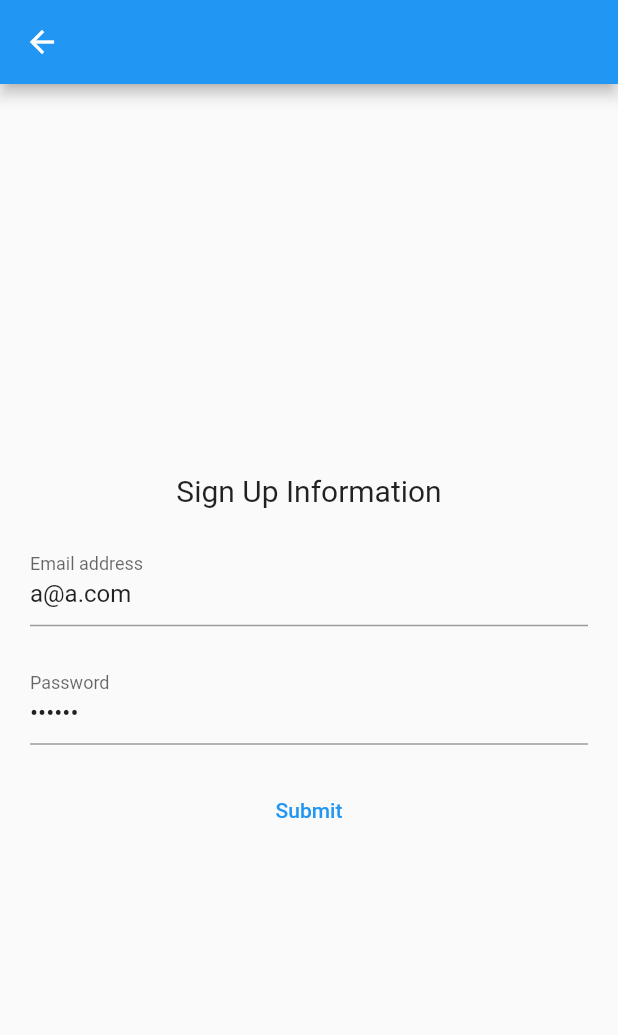
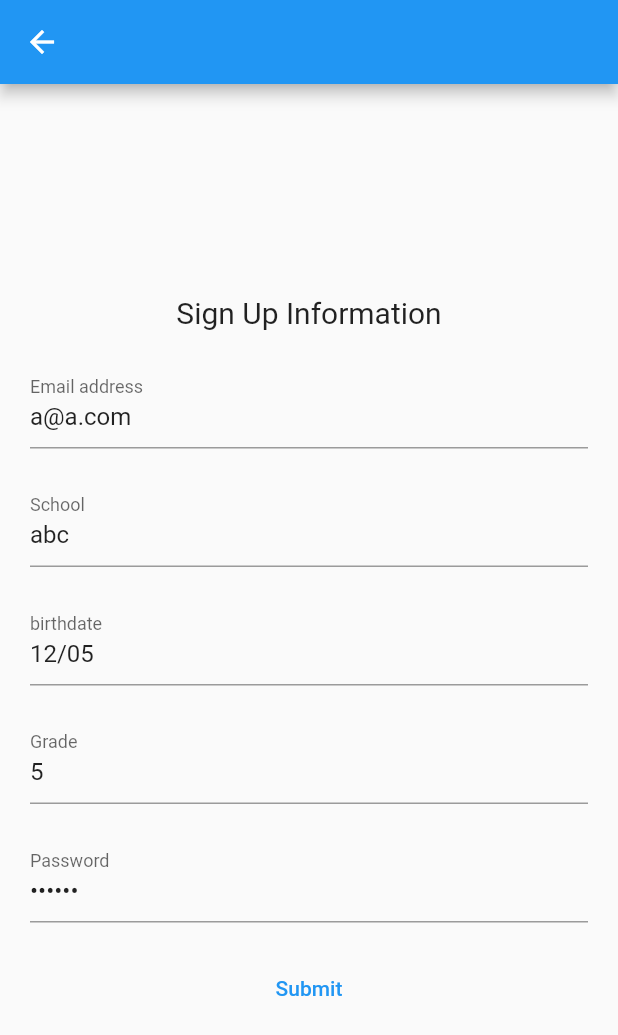
Before and after one commit to Oetam05/Movil_classProject, a Flutter app: the screen it shows after launch, after a tap on "Create account", on a phone screen of 412 x 824 dp. Shown: the top 1035 px of the screen. Run offline on Flutter 3.47's test engine with Material 2 defaults, Android fonts, the phone set to English and light mode, and no system bars; our stand-ins replace get, loggy; accounts and stored records are empty; network calls fail.

Commit message:
registro usuario

```diff
--- a/lib/data/datasources/remote/authentication_datasource.dart
+++ b/lib/data/datasources/remote/authentication_datasource.dart
@@ -26,7 +26,7 @@ class AuthenticationDatatasource {
     }
   }
 
-  Future<bool> signUp(String baseUrl, String email, String password) async {
+  Future<bool> signUp(String baseUrl, String email, String password, String school, String birthdate, String grade) async {
     final response = await http.post(
       Uri.parse("$baseUrl/register"),
       headers: <String, String>{
@@ -34,8 +34,9 @@ class AuthenticationDatatasource {
       },
       body: jsonEncode(<String, String>{
         "username": email,
-        "first_name": email,
-        "last_name": email,
+        "school": school,
+        "birthdate": birthdate,
+        "grade": grade,
         "password": password,
       }),
     );
--- a/lib/domain/models/user.dart
+++ b/lib/domain/models/user.dart
@@ -1,31 +1,35 @@
 class User {
   User({
     this.id,
-    required this.firstName,
-    required this.lastName,
+    required this.school,
+    required this.grade,
+    required this.birthdate,
     required this.email,
   });
 
   int? id;
-  String firstName;
-  String lastName;
+  String school;
+  String grade;
+  String birthdate;
   String email;
 
-  String get name => '$firstName $lastName';
+  String get info => '$school $grade';
 
   String get emailAddress => email;
 
   factory User.fromJson(Map<String, dynamic> json) => User(
         id: json["id"],
-        firstName: json["firstName"] ?? "somefirstName",
-        lastName: json["lastName"] ?? "someLastName",
+        school: json["school"]??"someschool",
+        grade: json["grade"]?? "somegrade",
+        birthdate: json["birthdate"]?? "somebirthdate",
         email: json["email"] ?? "someemail",
       );
 
   Map<String, dynamic> toJson() => {
         "id": id ?? 0,
-        "firstName": firstName,
-        "lastName": lastName,
+        "school": school,
+        "grade": grade,
+        "birthdate": birthdate,
         "email": email,
       };
 }
--- a/lib/domain/repositories/repository.dart
+++ b/lib/domain/repositories/repository.dart
@@ -9,10 +9,10 @@ class Repository {
   late AuthenticationDatatasource _authenticationDataSource;
   late UserDataSource _userDatatasource;
   String token = "";
-
+  String get getToken => token;
   // the base url of the API should end without the /
   final String _baseUrl =
-      'http://ip172-18-0-30-ck93pnggftqg008nmqig-8000.direct.labs.play-with-docker.com';
+      'http://ip172-18-0-21-ck9q4bcsnmng0086dkb0-8000.direct.labs.play-with-docker.com';
 
   Repository() {
     _authenticationDataSource = AuthenticationDatatasource();
@@ -24,8 +24,8 @@ class Repository {
     return true;
   }
 
-  Future<bool> signUp(String email, String password) async =>
-      await _authenticationDataSource.signUp(_baseUrl, email, password);
+  Future<bool> signUp(String email, String password, String school, String birthdate, String grade) async =>
+      await _authenticationDataSource.signUp(_baseUrl, email, password, school, birthdate, grade);
 
   Future<bool> logOut() async => await _authenticationDataSource.logOut();
 
--- a/lib/domain/use_case/authentication_usecase.dart
+++ b/lib/domain/use_case/authentication_usecase.dart
@@ -7,8 +7,9 @@ class AuthenticationUseCase {
   Future<bool> login(String email, String password) async =>
       await _repository.login(email, password);
 
-  Future<bool> signUp(String email, String password) async =>
-      await _repository.signUp(email, password);
+  Future<bool> signUp(String email, String password, String school, String birthdate, String grade) async =>
+      await _repository.signUp(email, password, school, birthdate, grade);
 
   Future<bool> logOut() async => await _repository.logOut();
+  String getToken() => _repository.getToken;
 }
--- a/lib/ui/central.dart
+++ b/lib/ui/central.dart
@@ -1,11 +1,9 @@
 import 'package:f_web_authentication/ui/controller/authentication_controller.dart';
 import 'package:f_web_authentication/ui/pages/authentication/login_page.dart';
+import 'package:f_web_authentication/ui/pages/content/edit_user_page.dart';
 import 'package:f_web_authentication/ui/pages/content/welcome_page.dart';
 import 'package:flutter/material.dart';
 import 'package:get/get.dart';
-
-//import 'pages/authentication/login_page.dart';
-import 'pages/content/playing_page.dart';
 
 class Central extends StatelessWidget {
   const Central({super.key});
@@ -14,7 +12,7 @@ class Central extends StatelessWidget {
   Widget build(BuildContext context) {
     AuthenticationController authenticationController = Get.find();
     return Obx(() => authenticationController.isLogged
-        ? const WelcomePage()
+        ?  const WelcomePage() //EditUserPage(token:authenticationController.token)
         : const LoginPage());
   }
 }
--- a/lib/ui/controller/authentication_controller.dart
+++ b/lib/ui/controller/authentication_controller.dart
@@ -5,19 +5,20 @@ import 'package:loggy/loggy.dart';
 
 class AuthenticationController extends GetxController {
   final logged = false.obs;
-
+  String token="";
   bool get isLogged => logged.value;
 
   Future<void> login(email, password) async {
     final AuthenticationUseCase authentication = Get.find();
     await authentication.login(email, password);
+    token=authentication.getToken();
     logged.value = true;
   }
 
-  Future<bool> signUp(email, password) async {
+  Future<bool> signUp(email, password, school, birthdate, grade) async {
     final AuthenticationUseCase authentication = Get.find();
     logInfo('Controller Sign Up');
-    await authentication.signUp(email, password);
+    await authentication.signUp(email, password, school, birthdate, grade);
     return true;
   }
 
--- a/lib/ui/pages/authentication/signup.dart
+++ b/lib/ui/pages/authentication/signup.dart
@@ -14,11 +14,14 @@ class _FirebaseSignUpState extends State<SignUp> {
   final _formKey = GlobalKey<FormState>();
   final controllerEmail = TextEditingController(text: 'a@a.com');
   final controllerPassword = TextEditingController(text: '123456');
+  final controllerSchool = TextEditingController(text: 'abc');
+  final controllerBirthdate = TextEditingController(text: '12/05');
+  final controllerGrade = TextEditingController(text: '5');
   AuthenticationController authenticationController = Get.find();
 
-  _signup(theEmail, thePassword) async {
+  _signup(theEmail, thePassword, theSchool, theBirthdate, theGrade) async {
     try {
-      await authenticationController.signUp(theEmail, thePassword);
+      await authenticationController.signUp(theEmail, thePassword, theSchool, theBirthdate, theGrade);
 
       Get.snackbar(
         "Sign Up",
@@ -76,6 +79,54 @@ class _FirebaseSignUpState extends State<SignUp> {
                           height: 20,
                         ),
                         TextFormField(
+                          keyboardType: TextInputType.text,
+                          controller: controllerSchool,
+                          decoration:
+                              const InputDecoration(labelText: "School"),
+                          validator: (value) {
+                            if (value == null || value.isEmpty) {
+                              logError('SignUp validation empty school');
+                              return "Enter school";
+                            }
+                            return null;
+                          },
+                        ),
+                        const SizedBox(
+                          height: 20,
+                        ),
+                        TextFormField(
+                          keyboardType: TextInputType.datetime,
+                          controller: controllerBirthdate,
+                          decoration:
+                              const InputDecoration(labelText: "birthdate"),
+                          validator: (value) {
+                            if (value == null || value.isEmpty) {
+                              logError('SignUp validation empty birthdate');
+                              return "Enter email";
+                            }
+                            return null;
+                          },
+                        ),
+                        const SizedBox(
+                          height: 20,
+                        ),
+                        TextFormField(
+                          keyboardType: TextInputType.number,
+                          controller: controllerGrade,
+                          decoration:
+                              const InputDecoration(labelText: "Grade"),
+                          validator: (value) {
+                            if (value == null || value.isEmpty) {
+                              logError('SignUp validation empty grade');
+                              return "Enter grade";
+                            }
+                            return null;
+                          },
+                        ),
+                        const SizedBox(
+                          height: 20,
+                        ),
+                        TextFormField(
                           controller: controllerPassword,
                           decoration:
                               const InputDecoration(labelText: "Password"),
@@ -102,7 +153,7 @@ class _FirebaseSignUpState extends State<SignUp> {
                               if (_formKey.currentState!.validate()) {
                                 logInfo('SignUp validation form ok');
                                 await _signup(controllerEmail.text,
-                                    controllerPassword.text);
+                                    controllerPassword.text, controllerSchool.text, controllerBirthdate.text, controllerGrade.text);
                               } else {
                                 logError('SignUp validation form nok');
                               }
```
Also changed, not shown: lib/ui/controller/calculator_controller.dart (+11 -7 lines), lib/ui/pages/content/edit_user_page.dart (+20 -17 lines), lib/ui/pages/content/new_user_page.dart (deleted, +0 -83 lines), lib/ui/pages/content/playing_page.dart (+2 -14 lines), lib/ui/pages/content/welcome_page.dart (+25 -2 lines), pubspec.lock.
